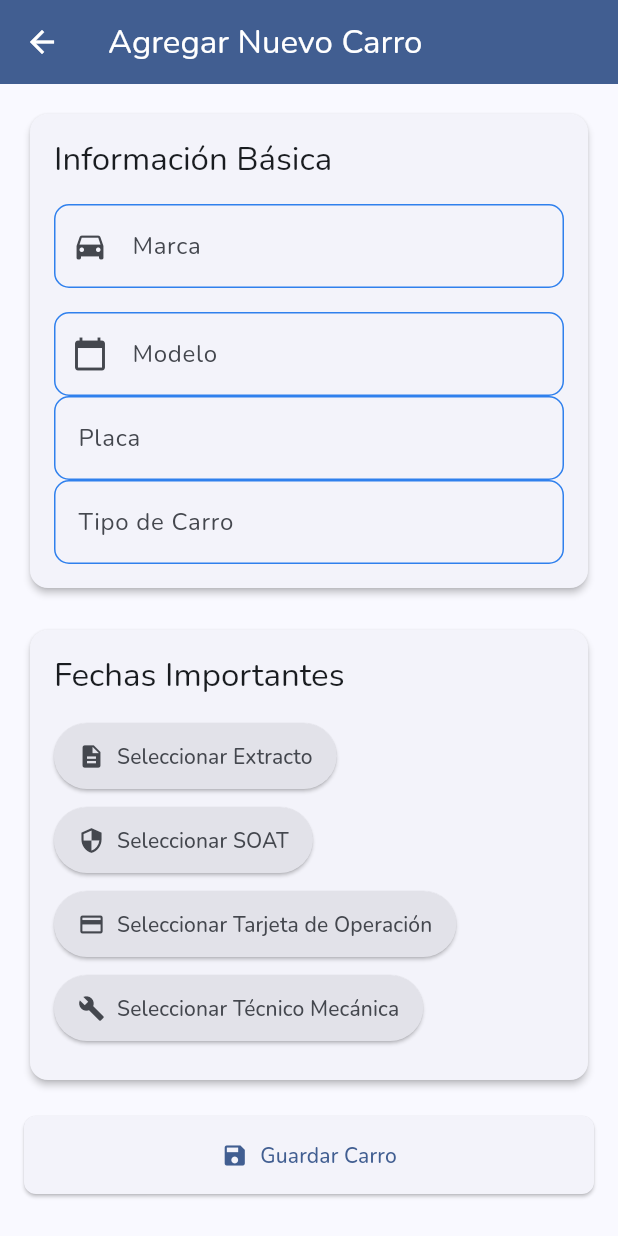
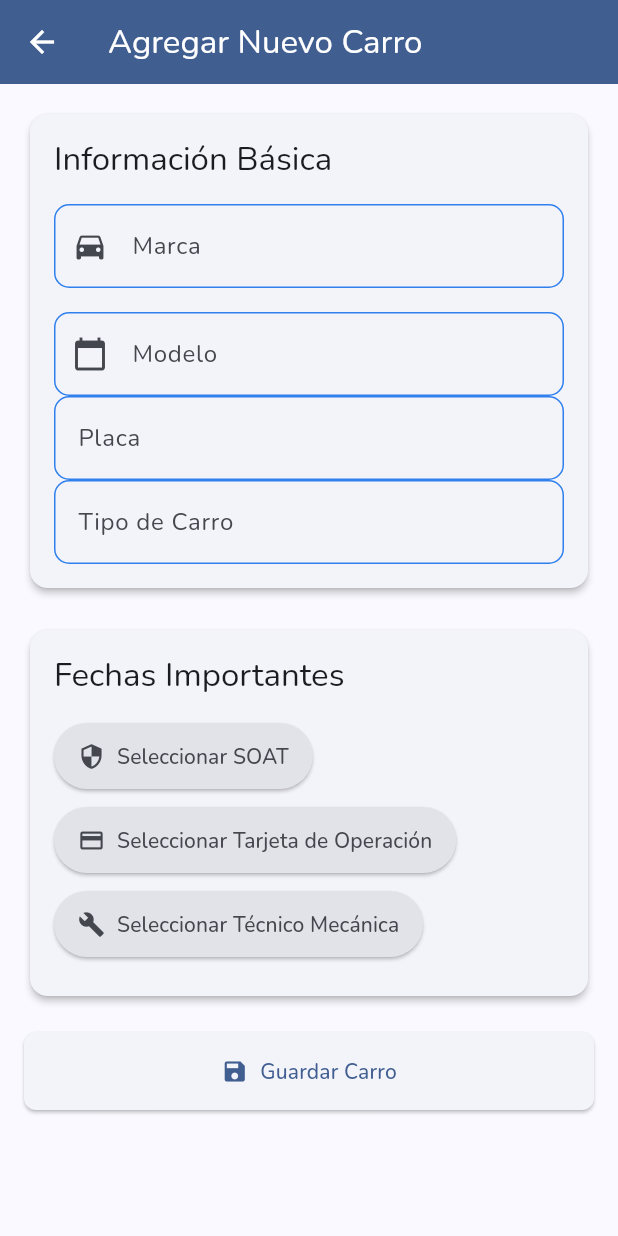
Before and after one commit to sxntiagoad/Eva-4.0, a Flutter app: the AddCarPage screen opened directly, on a phone screen of 412 x 824 dp. Run offline on Flutter 3.47's test engine with Material 3 defaults, Android fonts, the phone set to English and light mode, and no system bars; our stand-ins replace cloud_firestore, dio, firebase_auth, firebase_core, firebase_storage, flutter_riverpod and 6 more; missing offline and left inert: flutter_file_downloader, universal_html; accounts and stored records are empty; network calls fail.

Commit message:
remove field from car model

```diff
--- a/lib/models/car.dart
+++ b/lib/models/car.dart
@@ -7,7 +7,6 @@ class Car {
   final String carPlate;
   final String carType;
   final String model;
-  final Timestamp? extracto;
   final Timestamp? soat;
   final Timestamp? tarjetaOp;
   final Timestamp? tecnicoMec;
@@ -17,7 +16,6 @@ class Car {
     required this.carPlate,
     required this.carType,
     required this.model,
-    this.extracto,
     this.soat,
     this.tarjetaOp,
     this.tecnicoMec,
@@ -30,8 +28,6 @@ class Car {
         carPlate: map['carPlate'] ?? '',
         carType: map['carType'] ?? '',
         model: map['model'] ?? '',
-        extracto:
-            map['extracto'] is Timestamp ? map['extracto'] as Timestamp : null,
         soat: map['soat'] is Timestamp ? map['soat'] as Timestamp : null,
         tarjetaOp: map['tarjetaOp'] is Timestamp
             ? map['tarjetaOp'] as Timestamp
@@ -53,7 +49,6 @@ class Car {
       'carPlate': carPlate,
       'carType': carType,
       'model': model,
-      'extracto': extracto,
       'soat': soat,
       'tarjetaOp': tarjetaOp,
       'tecnicoMec': tecnicoMec,
@@ -65,7 +60,6 @@ class Car {
     String? carPlate,
     String? carType,
     String? model,
-    Timestamp? extracto,
     Timestamp? soat,
     Timestamp? tarjetaOp,
     Timestamp? tecnicoMec,
@@ -75,7 +69,6 @@ class Car {
       carPlate: carPlate ?? this.carPlate,
       carType: carType ?? this.carType,
       model: model ?? this.model,
-      extracto: extracto ?? this.extracto,
       soat: soat ?? this.soat,
       tarjetaOp: tarjetaOp ?? this.tarjetaOp,
       tecnicoMec: tecnicoMec ?? this.tecnicoMec,
@@ -88,7 +81,7 @@ class Car {
 
   @override
   String toString() {
-    return 'Car(brand: $brand, carPlate: $carPlate, carType: $carType, model: $model, extracto: $extracto, soat: $soat, tarjetaOp: $tarjetaOp, tecnicoMec: $tecnicoMec)';
+    return 'Car(brand: $brand, carPlate: $carPlate, carType: $carType, model: $model, soat: $soat, tarjetaOp: $tarjetaOp, tecnicoMec: $tecnicoMec)';
   }
 
   @override
@@ -100,7 +93,6 @@ class Car {
         other.carPlate == carPlate &&
         other.carType == carType &&
         other.model == model &&
-        other.extracto == extracto &&
         other.soat == soat &&
         other.tarjetaOp == tarjetaOp &&
         other.tecnicoMec == tecnicoMec;
@@ -112,7 +104,6 @@ class Car {
         carPlate.hashCode ^
         carType.hashCode ^
         model.hashCode ^
-        extracto.hashCode ^
         soat.hashCode ^
         tarjetaOp.hashCode ^
         tecnicoMec.hashCode;
--- a/lib/presentation/admin/screens/cars/add_car_page.dart
+++ b/lib/presentation/admin/screens/cars/add_car_page.dart
@@ -18,7 +18,6 @@ class _AddCarPageState extends ConsumerState<AddCarPage> {
   void initState() {
     super.initState();
     newCar = Car(
-      extracto: null,
       soat: null,
       tarjetaOp: null,
       tecnicoMec: null,
@@ -98,12 +97,7 @@ class _AddCarPageState extends ConsumerState<AddCarPage> {
                         style: Theme.of(context).textTheme.titleLarge,
                       ),
                       const SizedBox(height: 16),
-                      _buildDateButton(
-                        icon: Icons.description,
-                        label: 'Extracto',
-                        date: newCar.extracto,
-                        onPressed: () => _selectDate(context, 'extracto'),
-                      ),
+
                       _buildDateButton(
                         icon: Icons.security,
                         label: 'SOAT',
@@ -180,9 +174,6 @@ class _AddCarPageState extends ConsumerState<AddCarPage> {
     if (picked != null) {
       setState(() {
         switch (field) {
-          case 'extracto':
-            newCar = newCar.copyWith(extracto: Timestamp.fromDate(picked));
-            break;
           case 'soat':
             newCar = newCar.copyWith(soat: Timestamp.fromDate(picked));
             break;
--- a/lib/presentation/admin/screens/cars/edit_car_page.dart
+++ b/lib/presentation/admin/screens/cars/edit_car_page.dart
@@ -142,7 +142,6 @@ class _EditCarPageState extends ConsumerState<EditCarPage> {
                         style: Theme.of(context).textTheme.titleLarge,
                       ),
                       const SizedBox(height: 16),
-                      _buildDateButton('extracto', 'Extracto', Icons.description, carAsyncValue.extracto),
                       _buildDateButton('soat', 'SOAT', Icons.security, carAsyncValue.soat),
                       _buildDateButton('tarjetaOp', 'Tarjeta de Operación', Icons.credit_card, carAsyncValue.tarjetaOp),
                       _buildDateButton('tecnicoMec', 'Técnico Mecánica', Icons.build, carAsyncValue.tecnicoMec),
--- a/lib/presentation/home/widgets/alerts_widget.dart
+++ b/lib/presentation/home/widgets/alerts_widget.dart
@@ -29,7 +29,6 @@ class AlertsWidget extends ConsumerWidget {
           _checkDocument('SOAT', data['soat'] as Timestamp?, doc.id, carPlate, alerts);
           _checkDocument('Tecnicomecánica', data['tecnicoMec'] as Timestamp?, doc.id, carPlate, alerts);
           _checkDocument('Tarjeta de Operación', data['tarjetaOp'] as Timestamp?, doc.id, carPlate, alerts);
-          _checkDocument('Extracto', data['extracto'] as Timestamp?, doc.id, carPlate, alerts);
         }
 
         // Ordenar por días restantes (más urgentes primero)
--- a/lib/providers/car_provider.dart
+++ b/lib/providers/car_provider.dart
@@ -39,7 +39,6 @@ class SelectedCarNotifier extends StateNotifier<Car?> {
     if (state == null) return;
 
     state = state!.copyWith(
-      extracto: field == 'extracto' ? value : state!.extracto,
       soat: field == 'soat' ? value : state!.soat,
       tarjetaOp: field == 'tarjetaOp' ? value : state!.tarjetaOp,
       tecnicoMec: field == 'tecnicoMec' ? value : state!.tecnicoMec,
```
